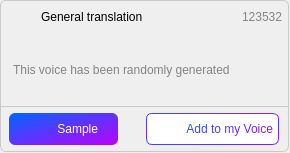
Old version of the form widget/Setting/SoundBot/WVoicelibWidget.ui in the repository yechaoGitHub/AI.
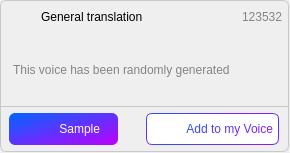
New version of the form. Icons and pictures are not drawn.

Patch:
```diff
--- a/widget/Setting/SoundBot/WVoicelibWidget.ui
+++ b/widget/Setting/SoundBot/WVoicelibWidget.ui
@@ -70,7 +70,7 @@
 QPushButton#pb_sample{
 	border:none;
 	border-radius:6px;
-	padding-right:20px;
+	padding-right:18px;
 	background-origin: content;
     background-position: left;
     background-repeat: no-repeat;
@@ -79,7 +79,7 @@
 	background-color: qlineargradient(spread:pad, x1:0, y1:0, x2:1, y2:1, stop:0 #0066FF, stop:1 #BD00FF);
 
 	text-align:right;
-	padding-left:30px;
+	padding-left:28px;
 	color:#ffffff;
 }
 
```
